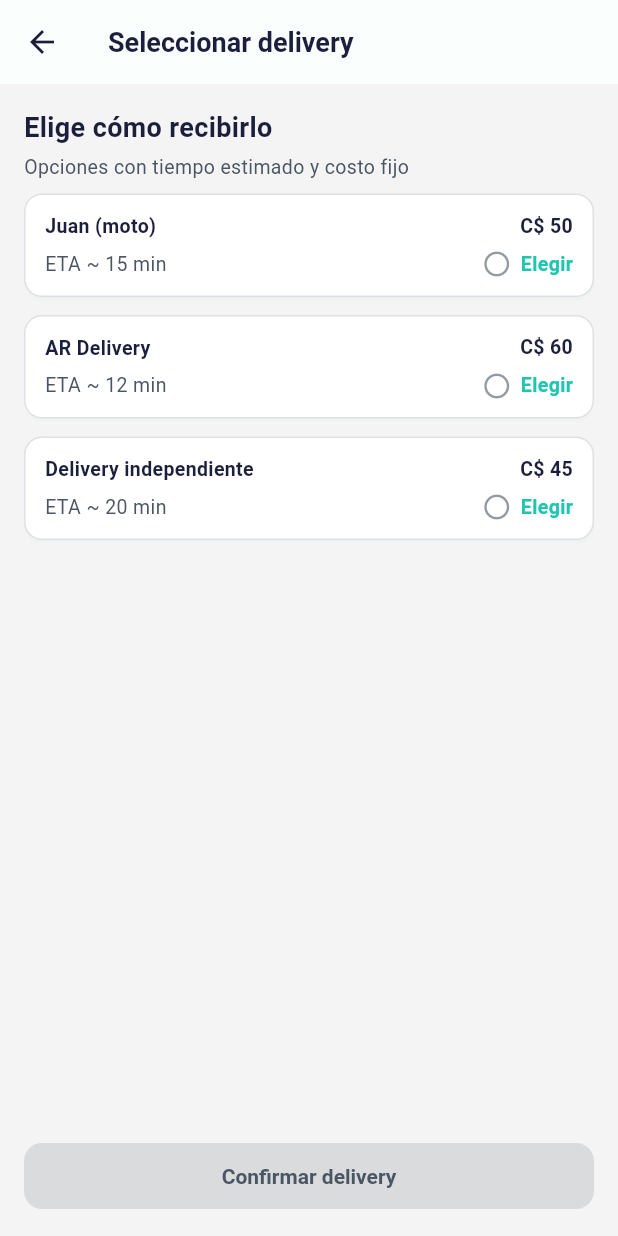
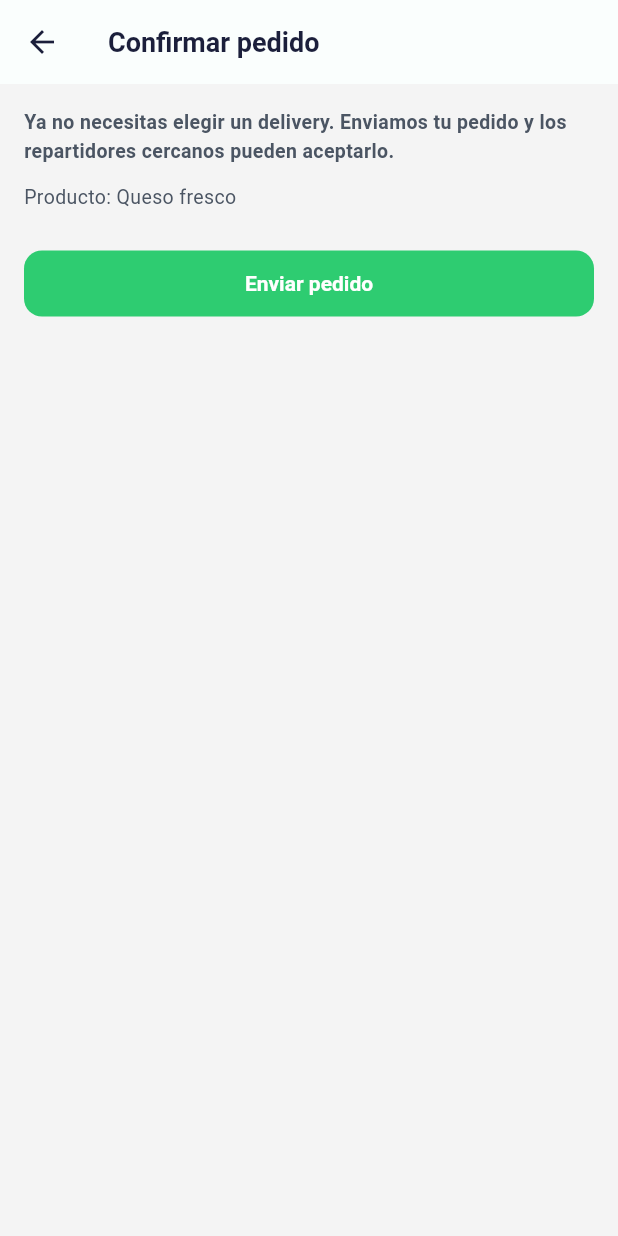
Before and after one commit to iBorsti/ishop, a Flutter app: the SelectDeliveryScreen screen opened directly with sample values from the repository, on a phone screen of 412 x 824 dp. Run offline on Flutter 3.47's test engine with Material 3 defaults, Android fonts, the phone set to English and light mode, and no system bars; our stand-ins replace flutter_riverpod, shared_preferences; accounts and stored records are empty.

Commit message:
Refactor la pantalla de confirmación de pedido: eliminar la selección de delivery y actualizar mensajes para mejorar la experiencia del usuario.

```diff
--- a/lib/features/buyer/screens/order_confirmation_screen.dart
+++ b/lib/features/buyer/screens/order_confirmation_screen.dart
@@ -1,22 +1,17 @@
 import 'package:flutter/material.dart';
 import '../../../core/theme/app_colors.dart';
 import '../models/product.dart';
-import '../models/delivery_option.dart';
 
 class OrderConfirmationScreen extends StatelessWidget {
   final Product product;
-  final DeliveryOption delivery;
 
   const OrderConfirmationScreen({
     super.key,
     required this.product,
-    required this.delivery,
   });
 
   @override
   Widget build(BuildContext context) {
-    final total = product.price + delivery.price;
-
     return Scaffold(
       appBar: AppBar(title: const Text('Pedido confirmado')),
       body: Padding(
@@ -42,7 +37,7 @@ class OrderConfirmationScreen extends StatelessWidget {
             const SizedBox(height: 16),
             const Center(
               child: Text(
-                '¡Pedido en camino!',
+                '¡Pedido enviado a repartidores!',
                 style: TextStyle(
                   color: AppColors.navy,
                   fontWeight: FontWeight.w700,
@@ -53,7 +48,7 @@ class OrderConfirmationScreen extends StatelessWidget {
             const SizedBox(height: 6),
             const Center(
               child: Text(
-                'Hemos asignado tu delivery. Puedes revisar el estado desde inicio.',
+                'Los repartidores cercanos reciben tu pedido y podrán aceptarlo. Te avisaremos cuando uno lo tome.',
                 textAlign: TextAlign.center,
                 style: TextStyle(color: AppColors.textGray),
               ),
@@ -75,24 +70,18 @@ class OrderConfirmationScreen extends StatelessWidget {
                     value: product.name,
                   ),
                   const SizedBox(height: 8),
-                  _SummaryRow(
-                    label: 'Delivery',
-                    value: '${delivery.name} · ETA ${delivery.etaMinutes} min',
+                  const _SummaryRow(
+                    label: 'Estado',
+                    value: 'Esperando aceptación de un delivery',
+                    valueStyle: TextStyle(
+                      color: AppColors.navy,
+                      fontWeight: FontWeight.w700,
+                    ),
                   ),
                   const SizedBox(height: 8),
-                  _SummaryRow(
+                  const _SummaryRow(
                     label: 'Envío',
-                    value: 'C\$ ${delivery.price.toStringAsFixed(0)}',
-                  ),
-                  const Divider(height: 22),
-                  _SummaryRow(
-                    label: 'Total a pagar',
-                    value: 'C\$ ${total.toStringAsFixed(0)}',
-                    valueStyle: const TextStyle(
-                      color: AppColors.navy,
-                      fontWeight: FontWeight.w800,
-                      fontSize: 16,
-                    ),
+                    value: 'Se confirmará cuando un delivery acepte',
                   ),
                 ],
               ),
--- a/lib/features/buyer/screens/product_detail_screen.dart
+++ b/lib/features/buyer/screens/product_detail_screen.dart
@@ -2,7 +2,7 @@ import 'package:flutter/material.dart';
 import '../../../core/theme/app_colors.dart';
 import '../../../core/theme/app_theme.dart';
 import '../models/product.dart';
-import 'select_delivery_screen.dart';
+import 'order_confirmation_screen.dart';
 
 class ProductDetailScreen extends StatelessWidget {
   final Product product;
@@ -55,7 +55,7 @@ class ProductDetailScreen extends StatelessWidget {
                       Navigator.push(
                         context,
                         MaterialPageRoute(
-                          builder: (_) => SelectDeliveryScreen(product: product),
+                          builder: (_) => OrderConfirmationScreen(product: product),
                         ),
                       );
                     },
--- a/lib/features/buyer/screens/select_delivery_screen.dart
+++ b/lib/features/buyer/screens/select_delivery_screen.dart
@@ -1,112 +1,50 @@
 import 'package:flutter/material.dart';
-import '../../../core/theme/app_colors.dart';
+
 import '../../../core/theme/app_theme.dart';
 import '../models/product.dart';
-import '../services/delivery_selector_service.dart';
-import '../widgets/delivery_option_card.dart';
 import 'order_confirmation_screen.dart';
 
-class SelectDeliveryScreen extends StatefulWidget {
+/// Pantalla legacy: mantiene compatibilidad pero ahora solo confirma el pedido
+/// sin seleccionar repartidor. Se podría eliminar cuando ya no haya rutas
+/// apuntando aquí.
+class SelectDeliveryScreen extends StatelessWidget {
   final Product product;
 
   const SelectDeliveryScreen({super.key, required this.product});
 
   @override
-  State<SelectDeliveryScreen> createState() => _SelectDeliveryScreenState();
-}
-
-class _SelectDeliveryScreenState extends State<SelectDeliveryScreen> {
-  String? selectedName;
-
-  @override
   Widget build(BuildContext context) {
-    final options = DeliverySelectorService.getOptions();
-
     return Scaffold(
-      appBar: AppBar(title: const Text('Seleccionar delivery')),
-      body: Column(
-        crossAxisAlignment: CrossAxisAlignment.start,
-        children: [
-          Padding(
-            padding: const EdgeInsets.fromLTRB(16, 16, 16, 8),
-            child: Column(
-              crossAxisAlignment: CrossAxisAlignment.start,
-              children: const [
-                Text(
-                  'Elige cómo recibirlo',
-                  style: TextStyle(
-                    color: AppColors.navy,
-                    fontWeight: FontWeight.w700,
-                    fontSize: 18,
-                  ),
-                ),
-                SizedBox(height: 4),
-                Text(
-                  'Opciones con tiempo estimado y costo fijo',
-                  style: TextStyle(color: AppColors.textGray),
-                ),
-              ],
+      appBar: AppBar(title: const Text('Confirmar pedido')),
+      body: Padding(
+        padding: const EdgeInsets.all(16),
+        child: Column(
+          crossAxisAlignment: CrossAxisAlignment.start,
+          children: [
+            const Text(
+              'Ya no necesitas elegir un delivery. Enviamos tu pedido y los repartidores cercanos pueden aceptarlo.',
+              style: TextStyle(fontWeight: FontWeight.w600),
             ),
-          ),
-          Expanded(
-            child: ListView.separated(
-              padding: const EdgeInsets.fromLTRB(16, 0, 16, 16),
-              itemCount: options.length,
-              separatorBuilder: (_, __) => const SizedBox(height: 12),
-              itemBuilder: (_, i) {
-                final option = options[i];
-                final isSelected = option.name == selectedName;
-                return DeliveryOptionCard(
-                  option: option,
-                  isSelected: isSelected,
-                  onSelect: () {
-                    setState(() => selectedName = option.name);
-                  },
-                );
-              },
-            ),
-          ),
-          SafeArea(
-            top: false,
-            minimum: const EdgeInsets.all(16),
-            child: SizedBox(
+            const SizedBox(height: 12),
+            Text('Producto: ${product.name}'),
+            const SizedBox(height: 24),
+            SizedBox(
               width: double.infinity,
               child: ElevatedButton(
-                onPressed: selectedName == null
-                    ? null
-                    : () {
-                        final selected = options.firstWhere(
-                          (o) => o.name == selectedName,
-                        );
-                        Navigator.pushReplacement(
-                          context,
-                          MaterialPageRoute(
-                            builder: (_) => OrderConfirmationScreen(
-                              product: widget.product,
-                              delivery: selected,
-                            ),
-                          ),
-                        );
-                      },
-                style: AppButtonStyles.success.copyWith(
-                  backgroundColor: WidgetStateProperty.resolveWith((states) {
-                    if (states.contains(WidgetState.disabled)) {
-                      return AppColors.textGray.withValues(alpha: 0.16);
-                    }
-                    return AppColors.successGreen;
-                  }),
-                  foregroundColor: WidgetStateProperty.resolveWith((states) {
-                    if (states.contains(WidgetState.disabled)) {
-                      return AppColors.textGray;
-                    }
-                    return Colors.white;
-                  }),
-                ),
-                child: const Text('Confirmar delivery'),
+                onPressed: () {
+                  Navigator.pushReplacement(
+                    context,
+                    MaterialPageRoute(
+                      builder: (_) => OrderConfirmationScreen(product: product),
+                    ),
+                  );
+                },
+                style: AppButtonStyles.success,
+                child: const Text('Enviar pedido'),
               ),
             ),
-          ),
-        ],
+          ],
+        ),
       ),
     );
   }
```
